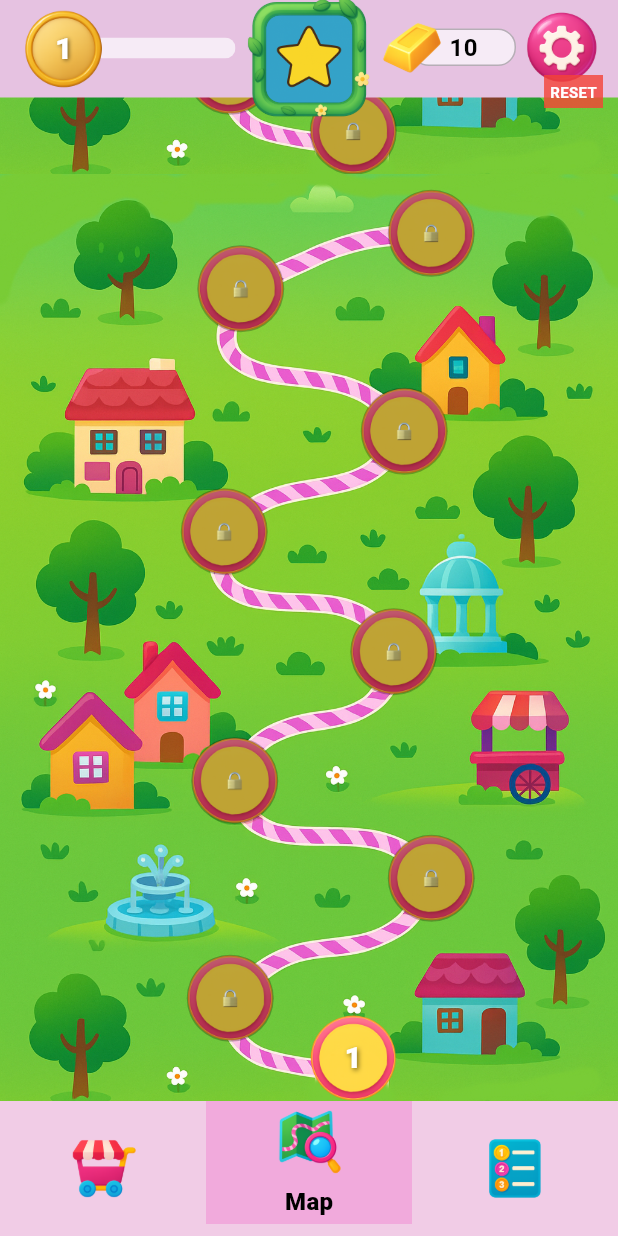
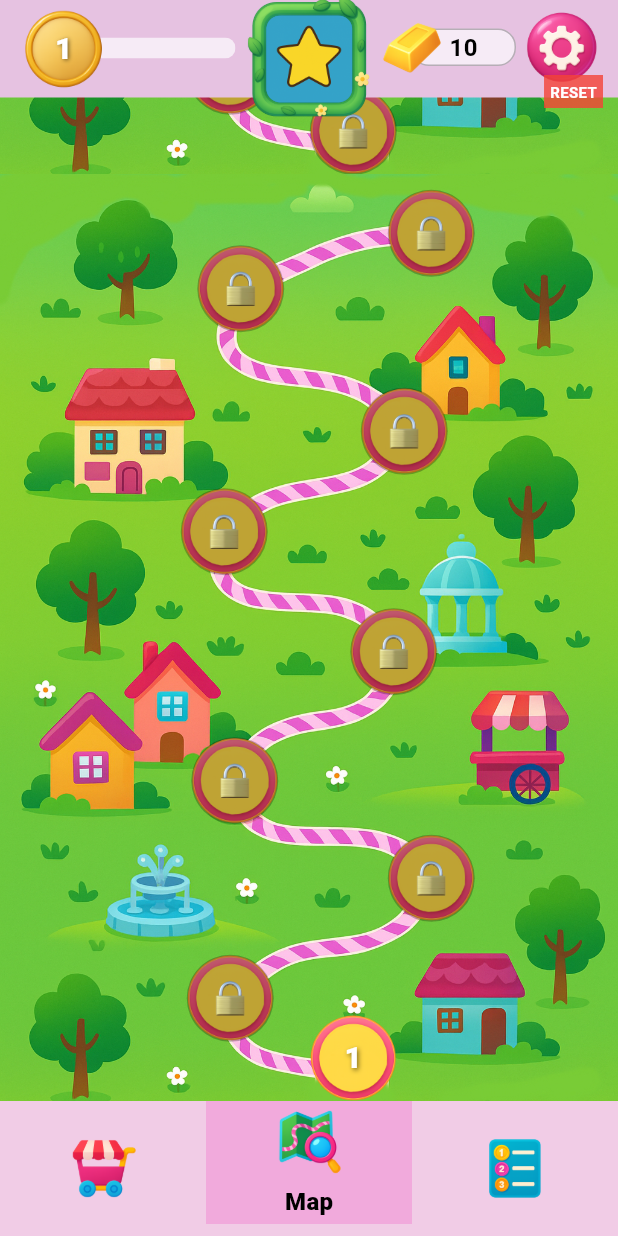
Before and after one commit to RieckA2306/slide_escape, a Flutter app: the screen it shows after launch, on a phone screen of 412 x 824 dp. Run offline on Flutter 3.47's test engine with Material 3 defaults, Android fonts, the light colour scheme and no system bars; our stand-ins replace flutter_riverpod, shared_preferences.

Commit message:
New Levels Initialised

```diff
--- a/lib/features/level_map/level_map_screen.dart
+++ b/lib/features/level_map/level_map_screen.dart
@@ -151,12 +151,41 @@ class _LevelMapScreenState extends State<LevelMapScreen> with AutomaticKeepAlive
       Level(id: 9, type: LevelType.boss, size: 6, targetIds: const [], difficulty: "boss",),
       Level(id: 10, type: LevelType.normal, size: 6, targetIds: [1]),
       Level(id: 11, type: LevelType.normal, size: 6, targetIds: [1]),
+      Level(id: 12, type: LevelType.normal, size: 6, targetIds: [1]),
+      Level(id: 13, type: LevelType.normal, size: 6, targetIds: [1]),
+      Level(id: 14, type: LevelType.normal, size: 6, targetIds: [1]),
+      Level(id: 15, type: LevelType.normal, size: 6, targetIds: [1]),
+      Level(id: 16, type: LevelType.normal, size: 6, targetIds: [1]),
+      Level(id: 17, type: LevelType.normal, size: 6, targetIds: [1]),
+      Level(id: 18, type: LevelType.normal, size: 6, targetIds: [1]),
       Level(id: 19, type: LevelType.normal, size: 6, targetIds: [1]),
       Level(id: 20, type: LevelType.normal, size: 6, targetIds: [1]),
+      Level(id: 21, type: LevelType.normal, size: 6, targetIds: [1]),
+      Level(id: 22, type: LevelType.normal, size: 6, targetIds: [1]),
+      Level(id: 23, type: LevelType.normal, size: 6, targetIds: [1]),
+      Level(id: 24, type: LevelType.normal, size: 6, targetIds: [1]),
+      Level(id: 25, type: LevelType.normal, size: 6, targetIds: [1]),
+      Level(id: 26, type: LevelType.normal, size: 6, targetIds: [1]),
+      Level(id: 27, type: LevelType.normal, size: 6, targetIds: [1]),
       Level(id: 28, type: LevelType.normal, size: 6, targetIds: [1]),
       Level(id: 29, type: LevelType.normal, size: 6, targetIds: [1]),
-      Level(id: 28, type: LevelType.normal, size: 6, targetIds: [1]),
-      Level(id: 29, type: LevelType.normal, size: 6, targetIds: [1]),
+      Level(id: 30, type: LevelType.normal, size: 6, targetIds: [1]),
+      Level(id: 31, type: LevelType.normal, size: 6, targetIds: [1]),
+      Level(id: 32, type: LevelType.normal, size: 6, targetIds: [1]),
+      Level(id: 33, type: LevelType.normal, size: 6, targetIds: [1]),
+      Level(id: 34, type: LevelType.normal, size: 6, targetIds: [1]),
+      Level(id: 35, type: LevelType.normal, size: 6, targetIds: [1]),
+      Level(id: 36, type: LevelType.normal, size: 6, targetIds: [1]),
+      Level(id: 37, type: LevelType.normal, size: 6, targetIds: [1]),
+      Level(id: 38, type: LevelType.normal, size: 6, targetIds: [1]),
+      Level(id: 39, type: LevelType.normal, size: 6, targetIds: [1]),
+      Level(id: 40, type: LevelType.normal, size: 6, targetIds: [1]),
+      Level(id: 41, type: LevelType.normal, size: 6, targetIds: [1]),
+      Level(id: 42, type: LevelType.normal, size: 6, targetIds: [1]),
+      Level(id: 43, type: LevelType.normal, size: 6, targetIds: [1]),
+      Level(id: 44, type: LevelType.normal, size: 6, targetIds: [1]),
+      Level(id: 45, type: LevelType.normal, size: 6, targetIds: [1]),
+
     ];
 
     return CustomScrollView(
@@ -355,51 +384,79 @@ class _LevelMapScreenState extends State<LevelMapScreen> with AutomaticKeepAlive
         ),
 
 
-        // Section with Level 21 & 29
+        // Section with Level 37 to 45
         SliverToBoxAdapter(
           child: _buildMapSection(
             context,
             children: [
-              _buildLevel(204, 558, levels[15]),
-              _buildLevel(122, 518, levels[16]),
+              _buildLevel(204, 558, levels[36]),
+              _buildLevel(122, 518, levels[37]),
+              _buildLevel(256, 438, levels[38]),
+              _buildLevel(125, 373, levels[39]),
+              _buildLevel(231, 287, levels[40]),
+              _buildLevel(118, 207, levels[41]),
+              _buildLevel(238, 140, levels[42]),
+              _buildLevel(129, 45, levels[43]),
+              _buildLevel(256, 8, levels[44]),
             ],
           ),
         ),
 
-        // Section with Level 21 & 29
+        // Section with Level 28 to 36
         SliverToBoxAdapter(
           child: _buildMapSection(
             context,
             children: [
-              _buildLevel(204, 558, levels[13]),
-              _buildLevel(122, 518, levels[14]),
+              _buildLevel(204, 558, levels[27]),
+              _buildLevel(122, 518, levels[28]),
+              _buildLevel(256, 438, levels[29]),
+              _buildLevel(125, 373, levels[30]),
+              _buildLevel(231, 287, levels[31]),
+              _buildLevel(118, 207, levels[32]),
+              _buildLevel(238, 140, levels[33]),
+              _buildLevel(129, 45, levels[34]),
+              _buildLevel(256, 8, levels[35]),
             ],
           ),
         ),
 
-        // Section with Level 19 & 20
+        // Section with Level 19 to 27
         SliverToBoxAdapter(
           child: _buildMapSection(
             context,
             children: [
-              _buildLevel(204, 558, levels[11]),
-              _buildLevel(122, 518, levels[12]),
+              _buildLevel(204, 558, levels[18]),
+              _buildLevel(122, 518, levels[19]),
+              _buildLevel(256, 438, levels[20]),
+              _buildLevel(125, 373, levels[21]),
+              _buildLevel(231, 287, levels[22]),
+              _buildLevel(118, 207, levels[23]),
+              _buildLevel(238, 140, levels[24]),
+              _buildLevel(129, 45, levels[25]),
+              _buildLevel(256, 8, levels[26]),
             ],
           ),
         ),
 
-        // Section with Level 10 & 11
+        // Section with Level 10 to 18
         SliverToBoxAdapter(
           child: _buildMapSection(
             context,
             children: [
               _buildLevel(204, 558, levels[9]),
               _buildLevel(122, 518, levels[10]),
+              _buildLevel(256, 438, levels[11]),
+              _buildLevel(125, 373, levels[12]),
+              _buildLevel(231, 287, levels[13]),
+              _buildLevel(118, 207, levels[14]),
+              _buildLevel(238, 140, levels[15]),
+              _buildLevel(129, 45, levels[16]),
+              _buildLevel(256, 8, levels[17]),
             ],
           ),
         ),
 
-        // Section with Level 1 & 2
+        // Section with Level 1 to 9
         SliverToBoxAdapter(
           child: _buildMapSection(
             context,
@@ -484,8 +541,8 @@ class _LevelMapScreenState extends State<LevelMapScreen> with AutomaticKeepAlive
             // Show Lock Icon if locked
               Image.asset(
                 "assets/Lock/Lock.png", // Ensure this asset exists
-                width: 30, // Reduced size slightly so it fits nicely inside the node
-                height: 30,
+                width: 60, // Reduced size slightly so it fits nicely inside the node
+                height: 60,
                 fit: BoxFit.contain,
               )
             else
```
